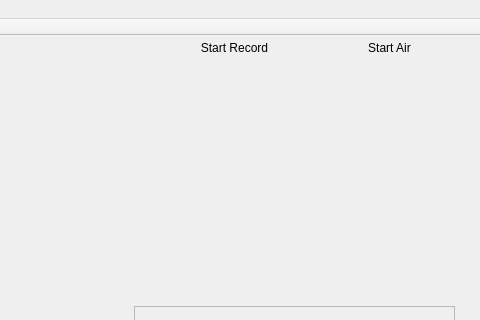
Before: the Qt Designer form mainwindow.ui in m-garanin/zgui-qt, drawn with Qt 5; both pictures show x 306 to 786 and y 0 to 320 of the 786 by 615 pixel window.
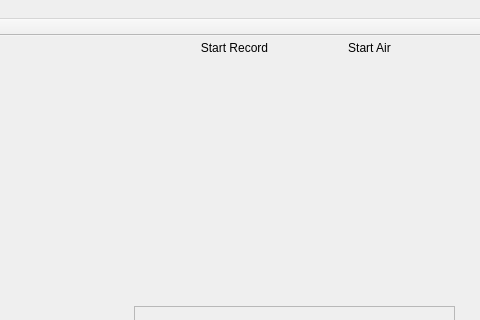
After: the same form once the commit is applied. Custom widgets are drawn as their Qt base class.

```diff
--- a/mainwindow.ui
+++ b/mainwindow.ui
@@ -144,7 +144,7 @@
      </rect>
     </property>
     <property name="text">
-     <string>Start Air</string>
+     <string>Start Air            </string>
     </property>
     <property name="flat">
      <bool>true</bool>
```
